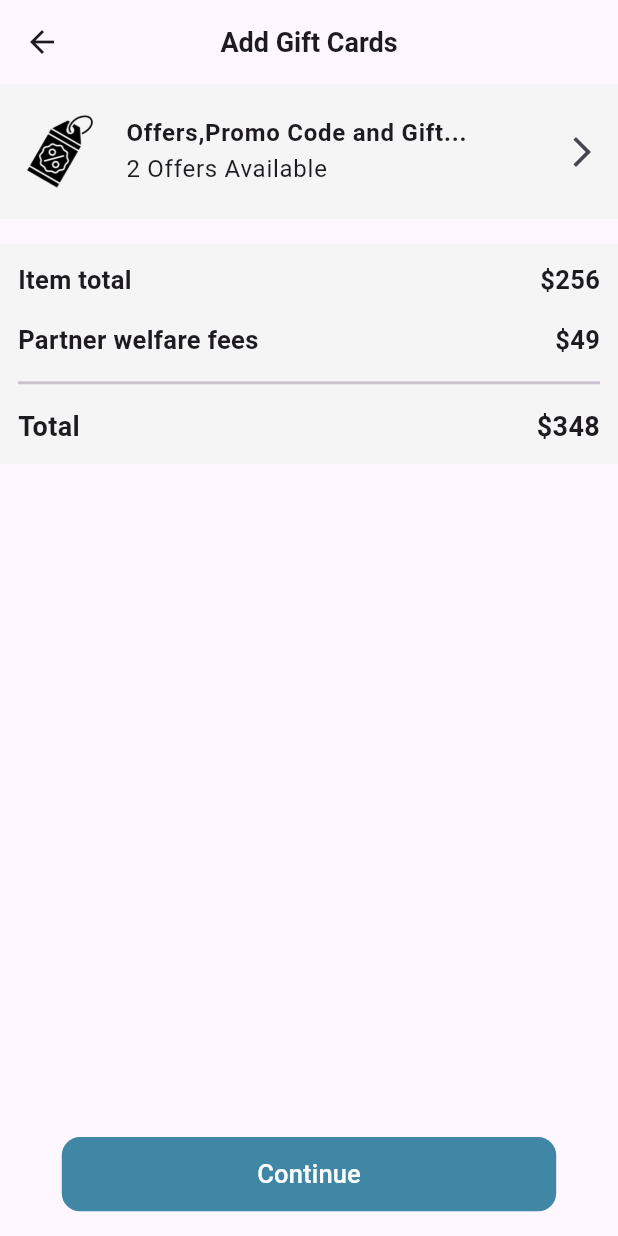
After one commit to vaseemva/e-commerce-ui, a Flutter app: the GiftCardsPage screen opened directly, on a phone screen of 412 x 824 dp. The commit adds this screen. Run offline on Flutter 3.47's test engine with Material 2 defaults, Android fonts, the phone set to English and light mode, and no system bars.

Commit message:
gift card screen completed

```diff
--- /dev/null
+++ b/lib/screens/gift_cards_page.dart
@@ -0,0 +1,154 @@
+import 'package:ecommerce_ui_akratech/utils/colors.dart';
+import 'package:ecommerce_ui_akratech/utils/responsive_sizer.dart';
+import 'package:flutter/material.dart';
+
+class GiftCardsPage extends StatelessWidget {
+  const GiftCardsPage({Key? key}) : super(key: key);
+
+  @override
+  Widget build(BuildContext context) {
+    return Scaffold(
+      appBar: AppBar(
+        title: const Text(
+          "Add Gift Cards",
+          style: TextStyle(fontWeight: FontWeight.bold,fontSize: 18 ),
+        ),
+        centerTitle: true,
+      ),
+      body: Column(
+        children: [
+          Container(
+            color: Colors.grey.shade100,
+            child: ExpansionTile(
+              tilePadding: const EdgeInsets.all(12),
+              childrenPadding: const EdgeInsets.all(12),
+              backgroundColor: Colors.grey,
+              leading: Transform.scale(
+                  scale: 1.5,
+                  child: Image.asset(
+                    "assets/images/offer_icon.png",
+                    color: Colors.black,
+                  )),
+              title: const Column(
+                crossAxisAlignment: CrossAxisAlignment.start,
+                children: [
+                  Text(
+                    'Offers,Promo Code and Gift...',
+                    overflow: TextOverflow.ellipsis,
+                    style: TextStyle(fontWeight: FontWeight.bold),
+                  ),
+                  Text("2 Offers Available")
+                ],
+              ),
+              trailing: const Icon(Icons.arrow_forward_ios),
+              children: const [
+                ListTile(
+                  title: Text('Offer 1'),
+                ),
+                ListTile(
+                  title: Text('Offer 2'),
+                ),
+                ListTile(
+                  title: Text('Offer 3'),
+                ),
+              ],
+            ),
+          ),
+          SizedBox(
+            height: 2.h(context),
+          ),
+          Container(
+            color: Colors.grey.shade100,
+            padding: const EdgeInsets.all(12.0),
+            child: Column(children: [
+              const Row(
+                mainAxisAlignment: MainAxisAlignment.spaceBetween,
+                children: [
+                  Text(
+                    "Item total",
+                    style: TextStyle(fontWeight: FontWeight.bold, fontSize: 17),
+                  ),
+                  Text(
+                    "\$256",
+                    style: TextStyle(fontWeight: FontWeight.bold, fontSize: 17),
+                  )
+                ],
+              ),
+              SizedBox(
+                height: 2.h(context),
+              ),
+              const Row(
+                mainAxisAlignment: MainAxisAlignment.spaceBetween,
+                children: [
+                  Text(
+                    "Partner welfare fees",
+                    style: TextStyle(fontWeight: FontWeight.bold, fontSize: 17),
+                  ),
+                  Text(
+                    "\$49",
+                    style: TextStyle(fontWeight: FontWeight.bold, fontSize: 17),
+                  )
+                ],
+              ),
+              SizedBox(
+                height: 1.h(context),
+              ),
+              const Divider(
+                thickness: 2,
+              ),
+              SizedBox(
+                height: 1.h(context),
+              ),
+              const Row(
+                mainAxisAlignment: MainAxisAlignment.spaceBetween,
+                children: [
+                  Text(
+                    "Total",
+                    style: TextStyle(fontWeight: FontWeight.bold, fontSize: 18),
+                  ),
+                  Text(
+                    "\$348",
+                    style: TextStyle(fontWeight: FontWeight.bold, fontSize: 18),
+                  )
+                ],
+              ),
+            ]),
+          ),
+          const Expanded(child: SizedBox()),
+          Padding(
+            padding: EdgeInsets.symmetric(horizontal: 10.w(context)),
+            child: Row(
+              children: [
+                Expanded(
+                  child: Container(
+                    decoration: BoxDecoration(
+                        borderRadius: BorderRadius.circular(12),
+                        color: fabColor),
+                    height: 6.h(context),
+                    child: ElevatedButton(
+                      onPressed: () {},
+                      style: ElevatedButton.styleFrom(
+                          backgroundColor: Colors.transparent,
+                          elevation: 0,
+                          foregroundColor: Colors.white),
+                      child: const Padding(
+                        padding: EdgeInsets.all(8.0),
+                        child: Text(
+                          "Continue",
+                          style: TextStyle(fontSize: 17),
+                        ),
+                      ),
+                    ),
+                  ),
+                ),
+              ],
+            ),
+          ),
+          SizedBox(
+            height: 2.h(context),
+          )
+        ],
+      ),
+    );
+  }
+}
--- a/lib/screens/home_page.dart
+++ b/lib/screens/home_page.dart
@@ -1,3 +1,4 @@
+import 'package:ecommerce_ui_akratech/screens/gift_cards_page.dart';
 import 'package:ecommerce_ui_akratech/screens/order_details_screen.dart';
 import 'package:ecommerce_ui_akratech/screens/order_history_page.dart';
 import 'package:ecommerce_ui_akratech/utils/responsive_sizer.dart';
@@ -8,7 +9,8 @@ class HomePage extends StatelessWidget {
 
   final List<Widget> screens = [
     const OrderDetailsScreen(),
-    const OrderHistoryPage()
+    const OrderHistoryPage(),
+    const GiftCardsPage()
   ];
 
   @override
--- a/lib/utils/dummies.dart
+++ b/lib/utils/dummies.dart
@@ -1,5 +1,5 @@
-import 'package:ecommerce_ui_akratech/screens/models/order_details_model.dart';
-import 'package:ecommerce_ui_akratech/screens/models/order_history_model.dart';
+import 'package:ecommerce_ui_akratech/models/order_details_model.dart';
+import 'package:ecommerce_ui_akratech/models/order_history_model.dart';
 
 class DummyItems {
   static List<OrderDetailModel> dummyOrders = [
--- a/lib/widgets/order_detail_item.dart
+++ b/lib/widgets/order_detail_item.dart
@@ -1,4 +1,4 @@
-import 'package:ecommerce_ui_akratech/screens/models/order_details_model.dart';
+import 'package:ecommerce_ui_akratech/models/order_details_model.dart';
 import 'package:ecommerce_ui_akratech/utils/colors.dart';
 import 'package:ecommerce_ui_akratech/utils/responsive_sizer.dart';
 import 'package:flutter/material.dart';
--- a/lib/widgets/order_history_item.dart
+++ b/lib/widgets/order_history_item.dart
@@ -1,4 +1,4 @@
-import 'package:ecommerce_ui_akratech/screens/models/order_history_model.dart';
+import 'package:ecommerce_ui_akratech/models/order_history_model.dart';
 import 'package:ecommerce_ui_akratech/utils/colors.dart';
 import 'package:ecommerce_ui_akratech/utils/responsive_sizer.dart';
 import 'package:flutter/material.dart';
```
Also changed, not shown: assets/images/offer_icon.png (added), lib/models/order_details_model.dart (renamed from lib/screens/models/order_details_model.dart), lib/models/order_history_model.dart (renamed from lib/screens/models/order_history_model.dart).
